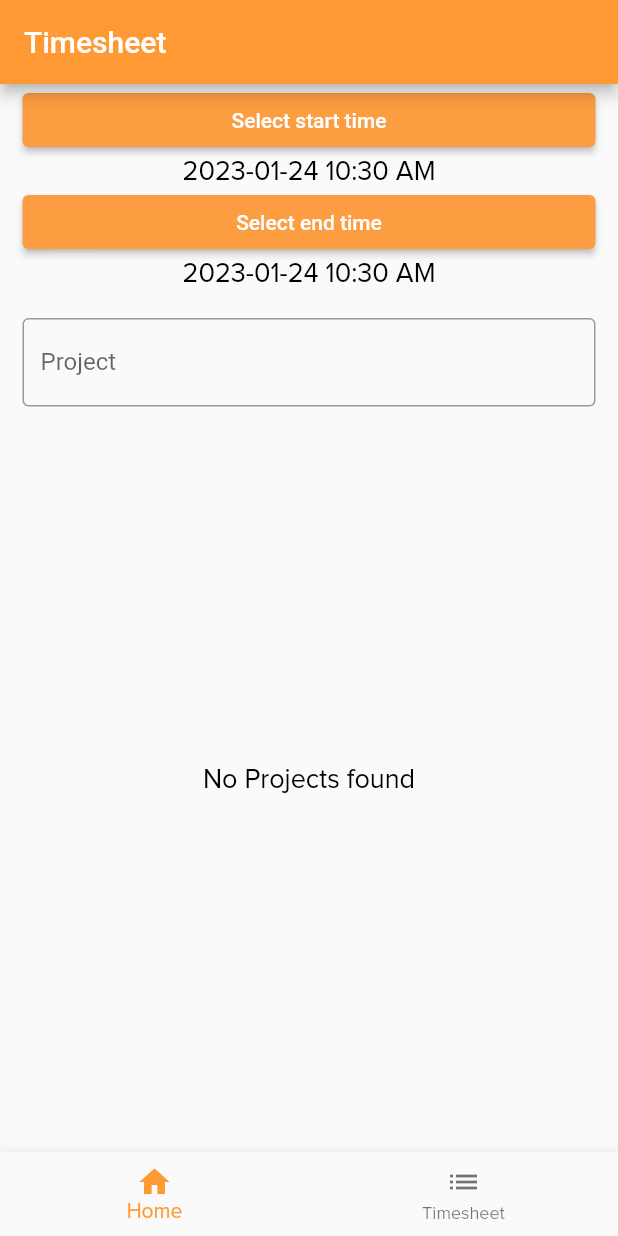
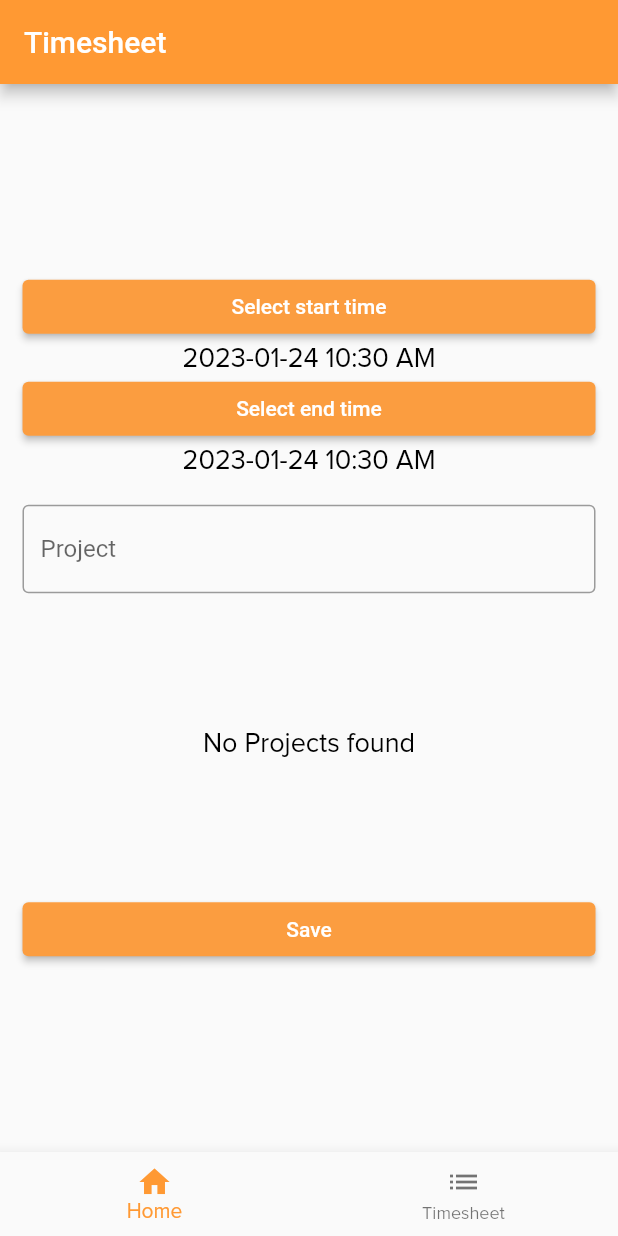
Before and after one commit to NatalieBrucki/ts_frontend, a Flutter app: the screen it shows after launch, on a phone screen of 412 x 824 dp. Run offline on Flutter 3.47's test engine with Material 2 defaults, Android fonts, the phone set to English and light mode, and no system bars; network calls fail.

Commit message:
Save Button added

```diff
--- a/lib/homePage.dart
+++ b/lib/homePage.dart
@@ -209,7 +209,10 @@ class _homePageState extends State<homePage> {
                 ),
               ),
             ),
-            Expanded(
+            Container(
+              padding: const EdgeInsets.symmetric(horizontal: 15),
+              width: double.infinity,
+              height: 200,
               child: FutureBuilder<List<ProjectModel>?>(
                 future: projects,
                 builder: (BuildContext context,
@@ -241,9 +244,22 @@ class _homePageState extends State<homePage> {
                   } else {
                     return Center(child: Text("No Projects found"));
                   }
+
                 },
               ),
-            )
+            ),
+              Container(
+              padding: const EdgeInsets.symmetric(horizontal: 15),
+              width: double.infinity,
+              child: ElevatedButton(
+                style: style,
+                onPressed: () { //function for save
+                  _selectDateTimeEnd(context);
+                  showDateTime = true;
+                },
+                child: const Text('Save'),
+              ),
+            ),
           ],
         ),
       ),
```
